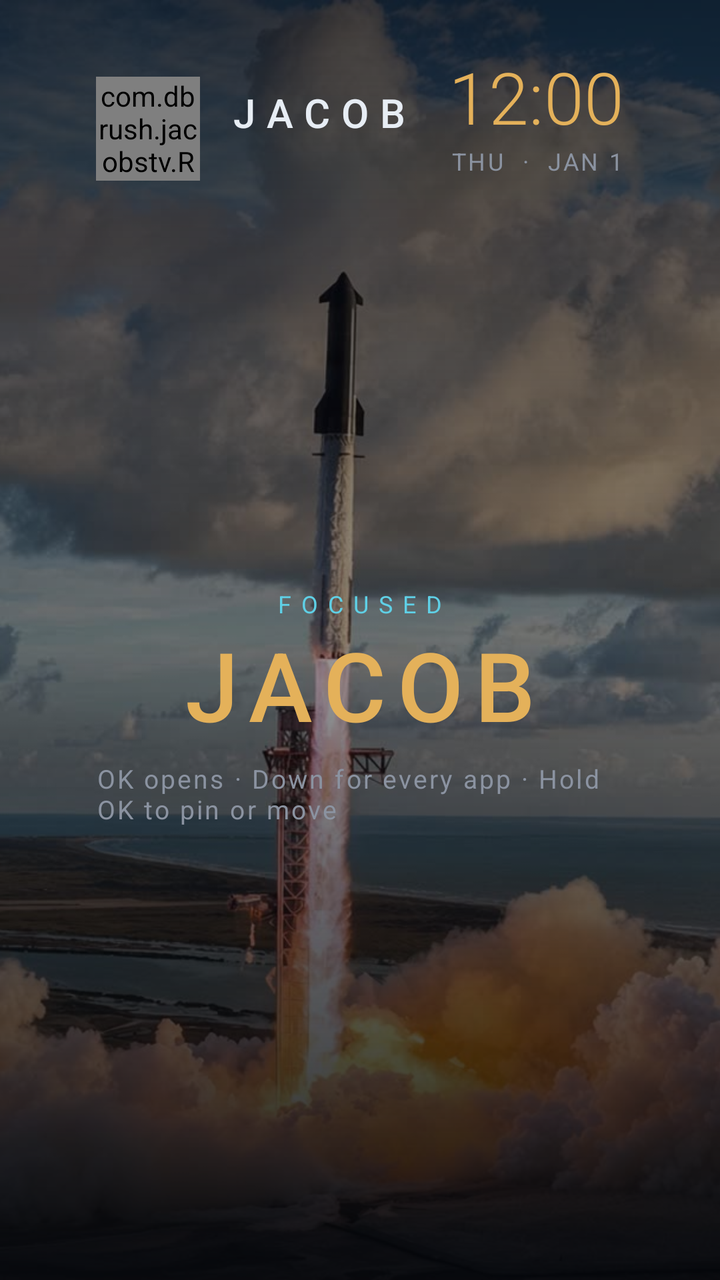
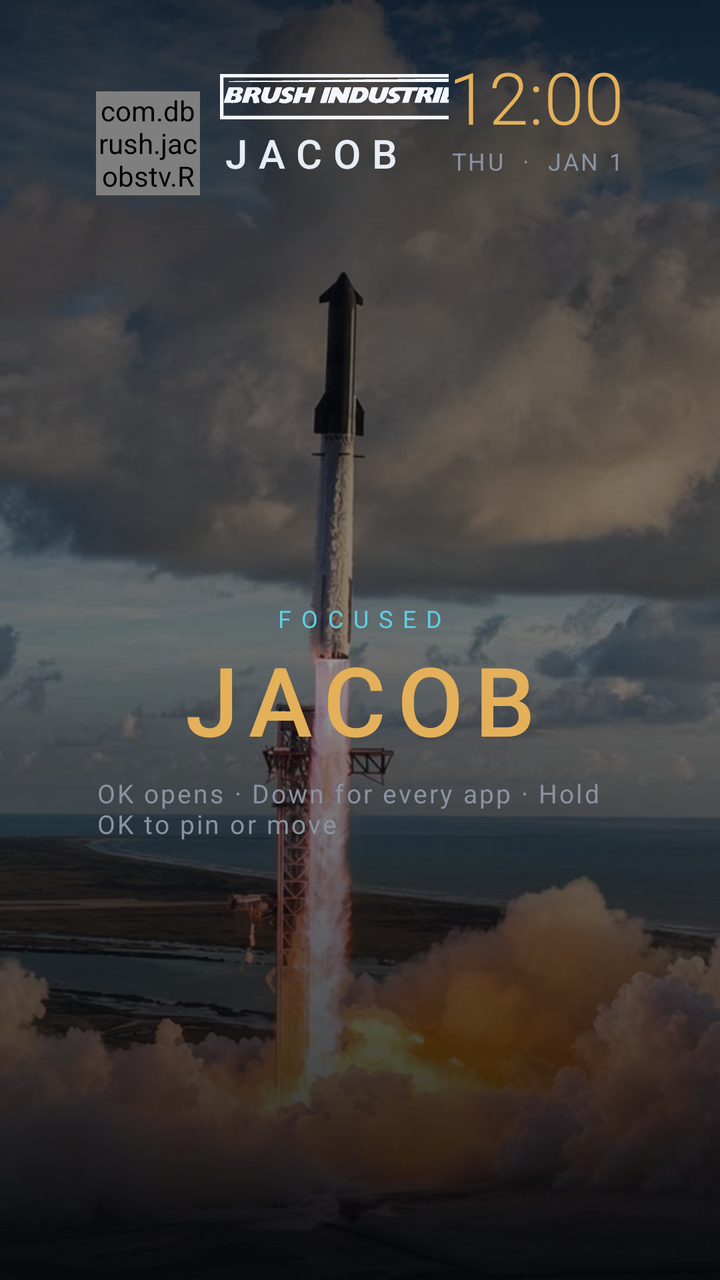

Before-and-after screenshots of an Android layout around one commit, followed by the original layout XML and the change that was made.
<!-- AndroidManifest.xml: application theme Theme.JacobsTv -->
<!-- res/layout/activity_main.xml -->
<?xml version="1.0" encoding="utf-8"?>
<FrameLayout xmlns:android="http://schemas.android.com/apk/res/android"
    android:layout_width="match_parent"
    android:layout_height="match_parent"
    android:background="@color/bg">

    <ImageView
        android:id="@+id/wallpaper"
        android:layout_width="match_parent"
        android:layout_height="match_parent"
        android:contentDescription="@string/wall"
        android:scaleType="centerCrop"
        android:src="@drawable/bg_rocket" />

    <View
        android:layout_width="match_parent"
        android:layout_height="match_parent"
        android:background="@drawable/bg_scrim" />

    <LinearLayout
        android:id="@+id/home"
        android:layout_width="match_parent"
        android:layout_height="match_parent"
        android:orientation="vertical"
        android:paddingStart="48dp"
        android:paddingTop="24dp"
        android:paddingEnd="48dp"
        android:paddingBottom="20dp">

        <LinearLayout
            android:layout_width="match_parent"
            android:layout_height="wrap_content"
            android:gravity="center_vertical"
            android:orientation="horizontal">

            <com.dbrush.jacobstv.ReactorView
                android:layout_width="52dp"
                android:layout_height="52dp" />

            <LinearLayout
                android:layout_width="0dp"
                android:layout_height="wrap_content"
                android:layout_marginStart="14dp"
                android:layout_weight="1"
                android:orientation="vertical">

                <TextView
                    android:layout_width="wrap_content"
                    android:layout_height="wrap_content"
                    android:fontFamily="sans-serif-medium"
                    android:letterSpacing="0.28"
                    android:text="@string/header_name"
                    android:textColor="@color/fg"
                    android:textSize="20sp" />

                <TextView
                    android:id="@+id/stats"
                    android:layout_width="wrap_content"
                    android:layout_height="wrap_content"
                    android:letterSpacing="0.12"
                    android:textColor="@color/cyan"
                    android:textSize="12sp" />
            </LinearLayout>

            <LinearLayout
                android:id="@+id/clockHit"
                android:layout_width="wrap_content"
                android:layout_height="wrap_content"
                android:clickable="true"
                android:focusable="true"
                android:gravity="end"
                android:orientation="vertical">

                <TextClock
                    android:layout_width="wrap_content"
                    android:layout_height="wrap_content"
                    android:fontFamily="sans-serif-light"
                    android:format12Hour="h:mm"
                    android:format24Hour="H:mm"
                    android:textColor="@color/gold"
                    android:textSize="36sp" />

                <TextClock
                    android:layout_width="wrap_content"
                    android:layout_height="wrap_content"
                    android:format12Hour="EEE  ·  MMM d"
                    android:format24Hour="EEE  ·  MMM d"
                    android:letterSpacing="0.1"
                    android:textAllCaps="true"
                    android:textColor="@color/muted"
                    android:textSize="12sp" />

                <TextView
                    android:id="@+id/weather"
                    android:layout_width="wrap_content"
                    android:layout_height="wrap_content"
                    android:letterSpacing="0.14"
                    android:textColor="@color/cyan"
                    android:textSize="12sp" />
            </LinearLayout>
        </LinearLayout>

        <LinearLayout
            android:layout_width="match_parent"
            android:layout_height="0dp"
            android:layout_weight="1"
            android:gravity="center"
            android:orientation="vertical">

            <TextView
                android:id="@+id/shelfKicker"
                android:layout_width="wrap_content"
                android:layout_height="wrap_content"
                android:letterSpacing="0.42"
                android:text="@string/focused"
                android:textColor="@color/cyan"
                android:textSize="12sp" />

            <TextView
                android:id="@+id/shelfName"
                android:layout_width="match_parent"
                android:layout_height="wrap_content"
                android:fontFamily="sans-serif-medium"
                android:gravity="center"
                android:letterSpacing="0.12"
                android:text="@string/jacob"
                android:textColor="@color/gold"
                android:textSize="48sp" />

            <TextView
                android:layout_width="wrap_content"
                android:layout_height="wrap_content"
                android:layout_marginTop="6dp"
                android:letterSpacing="0.08"
                android:text="@string/shelf_hint"
                android:textColor="@color/muted"
                android:textSize="13sp" />
        </LinearLayout>

        <HorizontalScrollView
            android:layout_width="match_parent"
            android:layout_height="wrap_content"
            android:layout_marginTop="14dp"
            android:scrollbars="none">

            <LinearLayout
                android:id="@+id/dock"
                android:layout_width="wrap_content"
                android:layout_height="wrap_content"
                android:background="@drawable/bg_dock"
                android:orientation="horizontal"
                android:paddingStart="12dp"
                android:paddingTop="4dp"
                android:paddingEnd="12dp"
                android:paddingBottom="0dp" />
        </HorizontalScrollView>

    </LinearLayout>

    <FrameLayout
        android:id="@+id/library"
        android:layout_width="match_parent"
        android:layout_height="match_parent"
        android:background="#F205070B"
        android:clickable="true"
        android:visibility="gone">

        <LinearLayout
            android:layout_width="match_parent"
            android:layout_height="match_parent"
            android:orientation="vertical"
            android:paddingStart="48dp"
            android:paddingTop="28dp"
            android:paddingEnd="48dp"
            android:paddingBottom="24dp">

            <TextView
                android:layout_width="wrap_content"
                android:layout_height="wrap_content"
                android:letterSpacing="0.32"
                android:text="@string/all_apps"
                android:textColor="@color/cyan"
                android:textSize="12sp" />

            <TextView
                android:layout_width="wrap_content"
                android:layout_height="wrap_content"
                android:layout_marginTop="4dp"
                android:text="@string/library_hint"
                android:textColor="@color/muted"
                android:textSize="14sp" />

            <GridView
                android:id="@+id/libraryGrid"
                android:layout_width="match_parent"
                android:layout_height="0dp"
                android:layout_marginTop="16dp"
                android:layout_weight="1"
                android:columnWidth="148dp"
                android:gravity="center"
                android:horizontalSpacing="14dp"
                android:listSelector="@android:color/transparent"
                android:numColumns="auto_fit"
                android:stretchMode="columnWidth"
                android:verticalSpacing="14dp" />
        </LinearLayout>
    </FrameLayout>

    <FrameLayout
        android:id="@+id/menu"
        android:layout_width="match_parent"
        android:layout_height="match_parent"
        android:background="#6605070B"
        android:clickable="true"
        android:visibility="gone">

        <LinearLayout
            android:layout_width="460dp"
            android:layout_height="wrap_content"
            android:layout_gravity="center"
            android:background="@drawable/bg_card"
            android:orientation="vertical"
            android:padding="24dp">

            <TextView
                android:layout_width="wrap_content"
                android:layout_height="wrap_content"
                android:letterSpacing="0.36"
                android:text="@string/tile"
                android:textColor="@color/cyan"
                android:textSize="12sp" />

            <TextView
                android:id="@+id/menuTitle"
                android:layout_width="match_parent"
                android:layout_height="wrap_content"
                android:layout_marginTop="8dp"
                android:textColor="@color/gold"
                android:textSize="26sp" />

            <TextView
                android:id="@+id/menuMoveLeft"
                style="@style/HudChip"
                android:layout_width="match_parent"
                android:layout_height="48dp"
                android:layout_marginTop="16dp"
                android:layout_weight="0"
                android:text="@string/move_left" />

            <TextView
                android:id="@+id/menuMoveRight"
                style="@style/HudChip"
                android:layout_width="match_parent"
                android:layout_height="48dp"
                android:layout_marginTop="8dp"
                android:layout_weight="0"
                android:text="@string/move_right" />

            <TextView
                android:id="@+id/menuRemove"
                style="@style/HudChip"
                android:layout_width="match_parent"
                android:layout_height="48dp"
                android:layout_marginTop="8dp"
                android:layout_weight="0"
                android:text="@string/remove_dock" />

            <TextView
                android:id="@+id/menuPin"
                style="@style/HudChip"
                android:layout_width="match_parent"
                android:layout_height="48dp"
                android:layout_marginTop="8dp"
                android:layout_weight="0"
                android:text="@string/pin_dock" />

            <TextView
                android:id="@+id/menuInfo"
                style="@style/HudChip"
                android:layout_width="match_parent"
                android:layout_height="48dp"
                android:layout_marginTop="8dp"
                android:layout_weight="0"
                android:text="@string/app_info" />

            <TextView
                android:id="@+id/menuClose"
                style="@style/HudChip"
                android:layout_width="match_parent"
                android:layout_height="48dp"
                android:layout_marginTop="8dp"
                android:layout_weight="0"
                android:text="@string/close" />
        </LinearLayout>
    </FrameLayout>

    <FrameLayout
        android:id="@+id/debloat"
        android:layout_width="match_parent"
        android:layout_height="match_parent"
        android:background="#6605070B"
        android:clickable="true"
        android:visibility="gone">

        <LinearLayout
            android:layout_width="match_parent"
            android:layout_height="wrap_content"
            android:layout_gravity="center"
            android:layout_margin="48dp"
            android:background="@drawable/bg_card"
            android:orientation="vertical"
            android:padding="28dp">

            <TextView
                android:layout_width="wrap_content"
                android:layout_height="wrap_content"
                android:letterSpacing="0.36"
                android:text="@string/debloat"
                android:textColor="@color/cyan"
                android:textSize="12sp" />

            <TextView
                android:id="@+id/debloatBody"
                android:layout_width="match_parent"
                android:layout_height="wrap_content"
                android:layout_marginTop="12dp"
                android:lineSpacingExtra="4dp"
                android:text="@string/debloat_body"
                android:textColor="@color/fg"
                android:textSize="18sp" />

            <TextView
                android:id="@+id/debloatRun"
                style="@style/HudChip"
                android:layout_width="match_parent"
                android:layout_height="52dp"
                android:layout_marginTop="18dp"
                android:layout_weight="0"
                android:text="@string/debloat_run" />

            <TextView
                android:id="@+id/debloatClose"
                style="@style/HudChip"
                android:layout_width="match_parent"
                android:layout_height="52dp"
                android:layout_marginTop="8dp"
                android:layout_weight="0"
                android:text="@string/close" />
        </LinearLayout>
    </FrameLayout>

    <FrameLayout
        android:id="@+id/dream"
        android:layout_width="match_parent"
        android:layout_height="match_parent"
        android:background="@color/bg"
        android:clickable="true"
        android:focusable="true"
        android:visibility="gone">

        <LinearLayout
            android:id="@+id/dreamClock"
            android:layout_width="wrap_content"
            android:layout_height="wrap_content"
            android:layout_gravity="center"
            android:gravity="center"
            android:orientation="vertical">

            <com.dbrush.jacobstv.ReactorView
                android:layout_width="72dp"
                android:layout_height="72dp" />

            <TextClock
                android:layout_width="wrap_content"
                android:layout_height="wrap_content"
                android:layout_marginTop="12dp"
                android:fontFamily="sans-serif-light"
                android:format12Hour="h:mm"
                android:format24Hour="H:mm"
                android:textColor="@color/gold"
                android:textSize="84sp" />
        </LinearLayout>
    </FrameLayout>

    <FrameLayout
        android:id="@+id/welcome"
        android:layout_width="match_parent"
        android:layout_height="match_parent"
        android:background="@color/bg"
        android:clickable="true"
        android:focusable="true"
        android:visibility="gone">

        <com.dbrush.jacobstv.ReactorView
            android:layout_width="220dp"
            android:layout_height="220dp"
            android:layout_gravity="center"
            android:layout_marginBottom="120dp" />

        <LinearLayout
            android:layout_width="match_parent"
            android:layout_height="wrap_content"
            android:layout_gravity="center"
            android:layout_marginTop="80dp"
            android:gravity="center"
            android:orientation="vertical">

            <TextView
                android:id="@+id/wordWelcome"
                android:layout_width="wrap_content"
                android:layout_height="wrap_content"
                android:fontFamily="sans-serif-medium"
                android:letterSpacing="0.5"
                android:text="@string/welcome"
                android:textColor="@color/cyan"
                android:textSize="16sp" />

            <TextView
                android:id="@+id/wordJacob"
                android:layout_width="wrap_content"
                android:layout_height="wrap_content"
                android:fontFamily="sans-serif-medium"
                android:letterSpacing="0.22"
                android:text="@string/jacob"
                android:textColor="@color/gold"
                android:textSize="64sp" />

            <TextView
                android:id="@+id/wordStatus"
                android:layout_width="wrap_content"
                android:layout_height="wrap_content"
                android:layout_marginTop="8dp"
                android:letterSpacing="0.28"
                android:text="@string/nominal"
                android:textColor="@color/fg"
                android:textSize="14sp" />
        </LinearLayout>
    </FrameLayout>

    <FrameLayout
        android:id="@+id/about"
        android:layout_width="match_parent"
        android:layout_height="match_parent"
        android:background="#6605070B"
        android:clickable="true"
        android:visibility="gone">

        <LinearLayout
            android:id="@+id/aboutCard"
            android:layout_width="560dp"
            android:layout_height="wrap_content"
            android:layout_gravity="center"
            android:background="@drawable/bg_card"
            android:orientation="vertical"
            android:padding="28dp">

            <TextView
                android:layout_width="wrap_content"
                android:layout_height="wrap_content"
                android:letterSpacing="0.4"
                android:text="@string/about_kicker"
                android:textColor="@color/cyan"
                android:textSize="12sp" />

            <TextView
                android:layout_width="match_parent"
                android:layout_height="wrap_content"
                android:layout_marginTop="12dp"
                android:fontFamily="sans-serif-medium"
                android:text="@string/about_line"
                android:textColor="@color/gold"
                android:textSize="28sp" />

            <TextView
                android:layout_width="match_parent"
                android:layout_height="wrap_content"
                android:layout_marginTop="14dp"
                android:lineSpacingExtra="4dp"
                android:text="@string/about_body"
                android:textColor="@color/fg"
                android:textSize="18sp" />

            <LinearLayout
                android:layout_width="match_parent"
                android:layout_height="wrap_content"
                android:layout_marginTop="22dp"
                android:orientation="horizontal">

                <TextView
                    android:id="@+id/replayWelcome"
                    android:layout_width="0dp"
                    android:layout_height="52dp"
                    android:layout_marginEnd="10dp"
                    android:layout_weight="1"
                    android:background="@drawable/bg_button"
                    android:clickable="true"
                    android:focusable="true"
                    android:gravity="center"
                    android:text="@string/replay"
                    android:textColor="@color/button_text"
                    android:textSize="16sp" />

                <TextView
                    android:id="@+id/closeAbout"
                    android:layout_width="0dp"
                    android:layout_height="52dp"
                    android:layout_weight="1"
                    android:background="@drawable/bg_button"
                    android:clickable="true"
                    android:focusable="true"
                    android:gravity="center"
                    android:text="@string/close"
                    android:textColor="@color/button_text"
                    android:textSize="16sp" />
            </LinearLayout>
        </LinearLayout>
    </FrameLayout>

    <FrameLayout
        android:id="@+id/control"
        android:layout_width="match_parent"
        android:layout_height="match_parent"
        android:background="#4402070C"
        android:clickable="true"
        android:visibility="gone">

        <LinearLayout
            android:id="@+id/controlCard"
            android:layout_width="match_parent"
            android:layout_height="wrap_content"
            android:layout_gravity="center"
            android:layout_margin="36dp"
            android:background="@drawable/bg_card"
            android:orientation="vertical"
            android:padding="24dp">

            <TextView
                android:layout_width="match_parent"
                android:layout_height="wrap_content"
                android:gravity="center"
                android:letterSpacing="0.36"
                android:text="CONTROL"
                android:textColor="@color/cyan"
                android:textSize="12sp" />

            <LinearLayout
                android:layout_width="match_parent"
                android:layout_height="wrap_content"
                android:layout_marginTop="16dp"
                android:orientation="horizontal">

                <TextView
                    android:id="@+id/controlInputs"
                    style="@style/HudChip"
                    android:layout_width="0dp"
                    android:layout_height="72dp"
                    android:layout_marginEnd="8dp"
                    android:layout_weight="1"
                    android:text="INPUTS" />

                <TextView
                    android:id="@+id/controlLink"
                    style="@style/HudChip"
                    android:layout_width="0dp"
                    android:layout_height="72dp"
                    android:layout_weight="1"
                    android:text="NETWORK" />
            </LinearLayout>

            <LinearLayout
                android:layout_width="match_parent"
                android:layout_height="wrap_content"
                android:layout_marginTop="8dp"
                android:orientation="horizontal">

                <TextView
                    android:id="@+id/controlSettings"
                    style="@style/HudChip"
                    android:layout_width="0dp"
                    android:layout_height="72dp"
                    android:layout_marginEnd="8dp"
                    android:layout_weight="1"
                    android:text="@string/settings" />

                <TextView
                    android:id="@+id/controlCast"
                    style="@style/HudChip"
                    android:layout_width="0dp"
                    android:layout_height="72dp"
                    android:layout_weight="1"
                    android:text="CAST" />
            </LinearLayout>

            <LinearLayout
                android:layout_width="match_parent"
                android:layout_height="wrap_content"
                android:layout_marginTop="8dp"
                android:orientation="horizontal">

                <TextView
                    android:id="@+id/controlWall"
                    style="@style/HudChip"
                    android:layout_width="0dp"
                    android:layout_height="72dp"
                    android:layout_marginEnd="8dp"
                    android:layout_weight="1"
                    android:text="@string/wall" />

                <TextView
                    android:id="@+id/controlDebloat"
                    style="@style/HudChip"
                    android:layout_width="0dp"
                    android:layout_height="72dp"
                    android:layout_weight="1"
                    android:text="@string/debloat" />
            </LinearLayout>

            <LinearLayout
                android:layout_width="match_parent"
                android:layout_height="wrap_content"
                android:layout_marginTop="14dp"
                android:gravity="center_vertical"
                android:orientation="horizontal">

                <TextView
                    android:layout_width="wrap_content"
                    android:layout_height="wrap_content"
                    android:letterSpacing="0.16"
                    android:text="ZIP"
                    android:textColor="@color/cyan"
                    android:textSize="12sp" />

                <EditText
                    android:id="@+id/zipField"
                    android:layout_width="0dp"
                    android:layout_height="40dp"
                    android:layout_weight="1"
                    android:background="@android:color/transparent"
                    android:gravity="center"
                    android:hint="45414"
                    android:inputType="number"
                    android:maxLength="5"
                    android:textColor="@color/gold"
                    android:textColorHint="@color/muted"
                    android:textSize="18sp" />

                <TextView
                    android:id="@+id/zipSave"
                    style="@style/HudChip"
                    android:layout_width="72dp"
                    android:layout_height="40dp"
                    android:layout_weight="0"
                    android:text="OK" />
            </LinearLayout>
        </LinearLayout>
    </FrameLayout>
</FrameLayout>
<!-- resources referenced by this layout -->
<resources>
  <color name="bg">#05070B</color>
  <color name="cyan">#5FD0E6</color>
  <color name="fg">#E7EDF4</color>
  <color name="gold">#E4B15A</color>
  <color name="muted">#8B93A1</color>
  <!-- drawable bg_card (drawable) -->
  <?xml version="1.0" encoding="utf-8"?>
  <shape xmlns:android="http://schemas.android.com/apk/res/android">
      <solid android:color="#66101822" />
      <stroke android:width="1dp" android:color="#66FFFFFF" />
      <corners android:radius="22dp" />
  </shape>
  <!-- drawable bg_dock (drawable) -->
  <?xml version="1.0" encoding="utf-8"?>
  <layer-list xmlns:android="http://schemas.android.com/apk/res/android">
      <item android:top="78dp">
          <shape>
              <gradient
                  android:angle="270"
                  android:startColor="#665FD0E6"
                  android:endColor="#005FD0E6" />
          </shape>
      </item>
      <item android:top="76dp" android:bottom="18dp">
          <shape>
              <solid android:color="#CCF4FBFF" />
          </shape>
      </item>
  </layer-list>
  <!-- drawable bg_scrim (drawable) -->
  <?xml version="1.0" encoding="utf-8"?>
  <shape xmlns:android="http://schemas.android.com/apk/res/android">
      <gradient
          android:angle="270"
          android:startColor="#C005070B"
          android:centerColor="#6605070B"
          android:endColor="#E605070B" />
  </shape>
  <string name="about_body">A Stark-styled home for this Vizio. Dock on the bottom, the focused app in big type, inputs up front, and a clock that drifts so it does not burn in. No recommendation rows. No ads.</string>
  <string name="about_kicker">SETTINGS</string>
  <string name="about_line">Dallas built this because Dallas kicks ass</string>
  <string name="all_apps">ALL APPS</string>
  <string name="app_info">App info</string>
  <string name="close">Close</string>
  <string name="debloat">Debloat</string>
  <string name="debloat_body">Recommendation rows are already hidden on this home. Disable stops them from running. Nothing is uninstalled. If the TV refuses, run tools/debloat.sh from a computer. tools/restore.sh puts them back.</string>
  <string name="debloat_run">Disable bloat on this TV</string>
  <string name="focused">FOCUSED</string>
  <string name="header_name">JACOB</string>
  <string name="jacob">JACOB</string>
  <string name="library_hint">Stock recommendation rows stay off this grid. Hold OK to pin a tile to the dock.</string>
  <string name="move_left">Move left</string>
  <string name="move_right">Move right</string>
  <string name="nominal">ALL SYSTEMS NOMINAL</string>
  <string name="pin_dock">Pin to dock</string>
  <string name="remove_dock">Remove from dock</string>
  <string name="replay">Replay welcome</string>
  <string name="settings">Settings</string>
  <string name="shelf_hint">OK opens   ·   Down for every app   ·   Hold OK to pin or move</string>
  <string name="tile">TILE</string>
  <string name="wall">Wall</string>
  <string name="welcome">WELCOME</string>
  <style name="HudChip">
          <item name="android:layout_width">0dp</item>
          <item name="android:layout_height">48dp</item>
          <item name="android:layout_weight">1</item>
          <item name="android:background">@drawable/bg_button</item>
          <item name="android:clickable">true</item>
          <item name="android:focusable">true</item>
          <item name="android:fontFamily">sans-serif-medium</item>
          <item name="android:gravity">center</item>
          <item name="android:textColor">@color/button_text</item>
          <item name="android:textSize">15sp</item>
      </style>
  <style name="Theme.JacobsTv" parent="@android:style/Theme.NoTitleBar.Fullscreen">
          <item name="android:windowBackground">@color/bg</item>
          <item name="android:colorBackground">@color/bg</item>
          <item name="android:windowFullscreen">true</item>
          <item name="android:fontFamily">sans-serif</item>
      </style>
  <!-- unchanged entries left out for length: 2 -->
</resources>

<!-- the commit's change to res/layout/activity_main.xml (unified diff, before → after) -->
@@ -40,9 +40,16 @@
             <LinearLayout
                 android:layout_width="0dp"
                 android:layout_height="wrap_content"
-                android:layout_marginStart="14dp"
+                android:layout_marginStart="10dp"
                 android:layout_weight="1"
                 android:orientation="vertical">
+
+                <ImageView
+                    android:layout_width="150dp"
+                    android:layout_height="26dp"
+                    android:contentDescription="Brush Industries"
+                    android:scaleType="fitStart"
+                    android:src="@drawable/brush_industries" />
 
                 <TextView
                     android:layout_width="wrap_content"
@@ -97,6 +104,14 @@
                     android:letterSpacing="0.14"
                     android:textColor="@color/cyan"
                     android:textSize="12sp" />
+
+                <TextView
+                    android:id="@+id/outlook"
+                    android:layout_width="wrap_content"
+                    android:layout_height="wrap_content"
+                    android:letterSpacing="0.06"
+                    android:textColor="@color/cyan"
+                    android:textSize="11sp" />
             </LinearLayout>
         </LinearLayout>
 
@@ -405,6 +420,14 @@
             android:gravity="center"
             android:orientation="vertical">
 
+            <ImageView
+                android:layout_width="240dp"
+                android:layout_height="40dp"
+                android:layout_marginBottom="12dp"
+                android:contentDescription="Brush Industries"
+                android:scaleType="fitCenter"
+                android:src="@drawable/brush_industries" />
+
             <TextView
                 android:id="@+id/wordWelcome"
                 android:layout_width="wrap_content"
<!-- resource entries referenced after the edit -->
@@ -38,6 +38,7 @@
           android:centerColor="#6605070B"
           android:endColor="#E605070B" />
   </shape>
+  <!-- drawable brush_industries: png bitmap (drawable-nodpi, 31819 bytes) -->
   <string name="about_body">A Stark-styled home for this Vizio. Dock on the bottom, the focused app in big type, inputs up front, and a clock that drifts so it does not burn in. No recommendation rows. No ads.</string>
   <string name="about_kicker">SETTINGS</string>
   <string name="about_line">Dallas built this because Dallas kicks ass</string>
